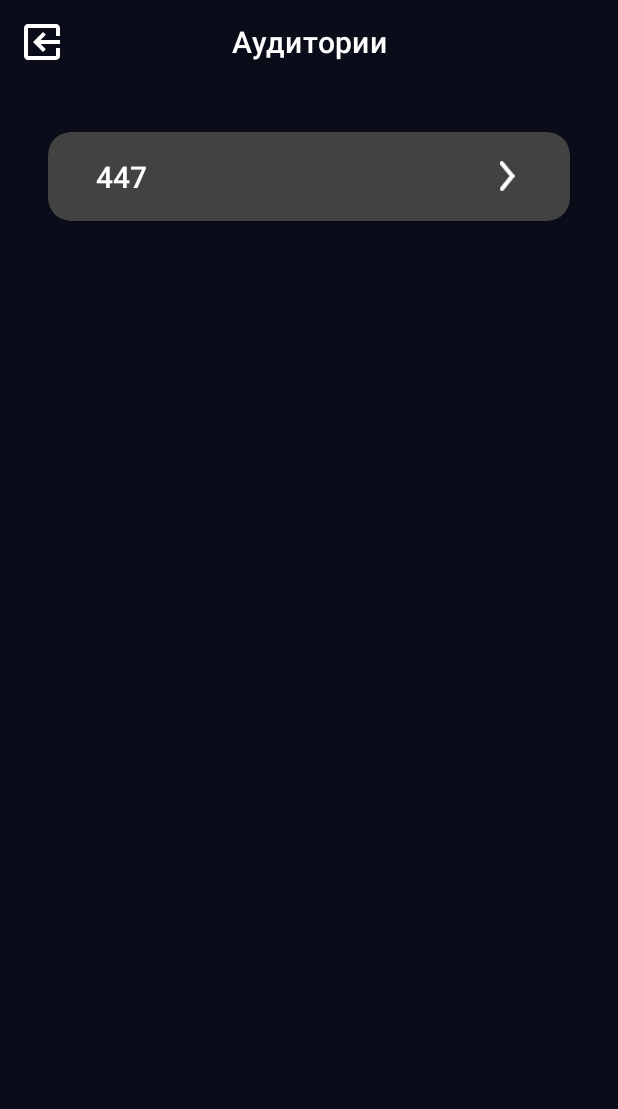
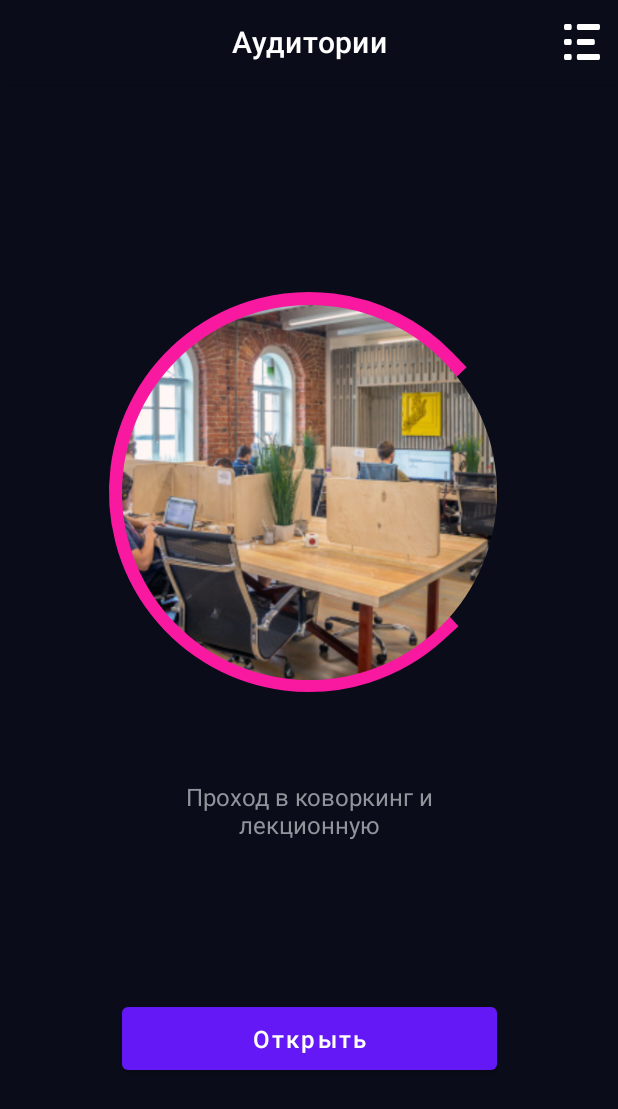
Before and after one commit to infolab-club/itmo-lock-android, an Android app: the screen it shows after launch (MainActivity), after a tap on an icon or button, on a phone screen of 412 x 824 dp. Shown: the top 1109 px of the screen. Run offline under Robolectric (Android 15) with nearby library versions, the phone set to English and light mode, and no system bars; our stand-ins replace CircleImageView.

Commit message:
LockFragment layout is implemented

```diff
--- a/app/build.gradle
+++ b/app/build.gradle
@@ -41,6 +41,7 @@ dependencies {
 
     implementation 'androidx.navigation:navigation-fragment-ktx:2.3.5'
     implementation 'androidx.navigation:navigation-ui-ktx:2.3.5'
+    implementation 'androidx.legacy:legacy-support-v4:1.0.0'
     def koin_version = '2.2.3'
     // Koin core features
     implementation "io.insert-koin:koin-core:$koin_version"
@@ -56,4 +57,7 @@ dependencies {
     testImplementation 'junit:junit:4.+'
     androidTestImplementation 'androidx.test.ext:junit:1.1.3'
     androidTestImplementation 'androidx.test.espresso:espresso-core:3.4.0'
+
+    // Circle image feature
+    implementation 'de.hdodenhof:circleimageview:3.1.0'
 }
--- /dev/null
+++ b/app/src/main/java/club/infolab/itmo_lock/ui/lock/LockFragment.kt
@@ -0,0 +1,24 @@
+package club.infolab.itmo_lock.ui.lock
+
+import android.os.Bundle
+import android.view.LayoutInflater
+import android.view.View
+import android.view.ViewGroup
+import androidx.fragment.app.Fragment
+import club.infolab.itmo_lock.R
+
+class LockFragment : Fragment() {
+    private lateinit var viewModel: LockViewModel
+
+    override fun onCreateView(
+        inflater: LayoutInflater, container: ViewGroup?,
+        savedInstanceState: Bundle?
+    ): View? {
+        return inflater.inflate(R.layout.lock_fragment, container, false)
+    }
+
+    override fun onViewCreated(view: View, savedInstanceState: Bundle?) {
+        super.onViewCreated(view, savedInstanceState)
+    }
+
+}
--- /dev/null
+++ b/app/src/main/java/club/infolab/itmo_lock/ui/lock/LockViewModel.kt
@@ -0,0 +1,7 @@
+package club.infolab.itmo_lock.ui.lock
+
+import androidx.lifecycle.ViewModel
+
+class LockViewModel : ViewModel() {
+    // TODO: Implement the ViewModel
+}
--- a/app/src/main/java/club/infolab/itmo_lock/ui/rooms/RoomsAdapter.kt
+++ b/app/src/main/java/club/infolab/itmo_lock/ui/rooms/RoomsAdapter.kt
@@ -4,6 +4,8 @@ import android.util.Log
 import android.view.LayoutInflater
 import android.view.ViewGroup
 import androidx.databinding.DataBindingUtil
+import androidx.navigation.Navigation
+import androidx.navigation.findNavController
 import androidx.recyclerview.widget.RecyclerView
 import club.infolab.itmo_lock.R
 import club.infolab.itmo_lock.databinding.RoomItemBinding
@@ -26,12 +28,16 @@ class RoomsAdapter() : RecyclerView.Adapter<RoomsAdapter.RoomsViewHolder>() {
         Log.d("BIND", "bind pos $position")
         holder.binding.roomNumber.text = rooms!![position].number
         holder.binding.goToRoom.setOnClickListener {
-            onClickGoToRoom(rooms!![position])
+            onClickGoToRoom(rooms!![position], holder)
+        }
+
+        holder.binding.root.setOnClickListener {
+            onClickGoToRoom(rooms!![position], holder)
         }
     }
 
-    private fun onClickGoToRoom(room: Room) {
-
+    private fun onClickGoToRoom(room: Room, holder: RoomsViewHolder) {
+        holder.binding.root.findNavController().navigate(R.id.action_mainFragment_to_lockFragment)
     }
 
     override fun getItemCount(): Int {
--- a/app/src/main/java/club/infolab/itmo_lock/ui/rooms/RoomsFragment.kt
+++ b/app/src/main/java/club/infolab/itmo_lock/ui/rooms/RoomsFragment.kt
@@ -1,6 +1,7 @@
 package club.infolab.itmo_lock.ui.rooms
 
 import android.os.Bundle
+import android.util.Log
 import androidx.fragment.app.Fragment
 import android.view.LayoutInflater
 import android.view.View
@@ -22,19 +23,20 @@ class RoomsFragment : Fragment() {
                               savedInstanceState: Bundle?): View {
         binding = MainFragmentBinding
             .bind(inflater.inflate(R.layout.main_fragment, container, false))
+        initView()
+        initViewModel()
         return binding.root
     }
 
     override fun onViewCreated(view: View, savedInstanceState: Bundle?) {
         super.onViewCreated(view, savedInstanceState)
-        initViewModel()
-        initView()
     }
 
     private fun initView() {
         roomsRecycler = binding.roomsRecycler
         roomsRecycler.layoutManager = LinearLayoutManager(requireContext())
         roomsAdapter = RoomsAdapter()
+        roomsRecycler.adapter = roomsAdapter
         roomsViewModel.updateData()
     }
 
@@ -49,7 +51,6 @@ class RoomsFragment : Fragment() {
             } else {
                 roomsAdapter.rooms = it
                 roomsViewModel.viewingRooms = it
-                roomsRecycler.adapter = roomsAdapter
             }
         }
     }
--- a/app/src/main/java/club/infolab/itmo_lock/ui/rooms/RoomsViewModel.kt
+++ b/app/src/main/java/club/infolab/itmo_lock/ui/rooms/RoomsViewModel.kt
@@ -1,5 +1,6 @@
 package club.infolab.itmo_lock.ui.rooms
 
+import android.util.Log
 import androidx.lifecycle.MutableLiveData
 import androidx.lifecycle.ViewModel
 import club.infolab.itmo_lock.model.Room
@@ -20,4 +21,9 @@ class RoomsViewModel(val repo: Repository) : ViewModel() {
     fun getRoomsData() : ArrayList<Room> {
         return rooms.value!!
     }
+
+    override fun onCleared() {
+        super.onCleared()
+        Log.d("View model", "On cleared")
+    }
 }
--- /dev/null
+++ b/app/src/main/res/drawable/ic_button_members.xml
@@ -0,0 +1,9 @@
+<vector xmlns:android="http://schemas.android.com/apk/res/android"
+    android:width="24dp"
+    android:height="24dp"
+    android:viewportWidth="70"
+    android:viewportHeight="60">
+  <path
+      android:pathData="M57,25H28C25.24,25 25,27.235 25,30C25,32.765 25.24,35 28,35H57C59.76,35 60,32.765 60,30C60,27.235 59.76,25 57,25ZM67,50H28C25.24,50 25,52.235 25,55C25,57.765 25.24,60 28,60H67C69.76,60 70,57.765 70,55C70,52.235 69.76,50 67,50ZM28,10H67C69.76,10 70,7.765 70,5C70,2.235 69.76,0 67,0H28C25.24,0 25,2.235 25,5C25,7.765 25.24,10 28,10ZM12,25H3C0.24,25 0,27.235 0,30C0,32.765 0.24,35 3,35H12C14.76,35 15,32.765 15,30C15,27.235 14.76,25 12,25ZM12,50H3C0.24,50 0,52.235 0,55C0,57.765 0.24,60 3,60H12C14.76,60 15,57.765 15,55C15,52.235 14.76,50 12,50ZM12,0H3C0.24,0 0,2.235 0,5C0,7.765 0.24,10 3,10H12C14.76,10 15,7.765 15,5C15,2.235 14.76,0 12,0Z"
+      android:fillColor="#ffffff"/>
+</vector>
--- /dev/null
+++ b/app/src/main/res/layout/lock_fragment.xml
@@ -0,0 +1,101 @@
+<?xml version="1.0" encoding="utf-8"?>
+<androidx.coordinatorlayout.widget.CoordinatorLayout xmlns:android="http://schemas.android.com/apk/res/android"
+    xmlns:app="http://schemas.android.com/apk/res-auto"
+    xmlns:tools="http://schemas.android.com/tools"
+    android:id="@+id/main"
+    android:layout_width="match_parent"
+    android:layout_height="match_parent"
+    android:background="@color/dark_back"
+    tools:context=".ui.rooms.RoomsFragment">
+
+    <com.google.android.material.appbar.AppBarLayout
+        android:layout_width="match_parent"
+        android:layout_height="wrap_content">
+
+        <com.google.android.material.appbar.MaterialToolbar
+            android:id="@+id/toolbar"
+            android:layout_width="match_parent"
+            android:layout_height="wrap_content"
+            android:background="?attr/colorPrimary"
+            app:menu="@menu/lock_menu"
+            app:title="@string/rooms"
+            app:titleCentered="true" />
+
+    </com.google.android.material.appbar.AppBarLayout>
+
+    <androidx.core.widget.NestedScrollView
+        android:layout_width="match_parent"
+        android:layout_height="match_parent"
+        android:fillViewport="true"
+        app:layout_behavior="com.google.android.material.appbar.AppBarLayout$ScrollingViewBehavior">
+
+        <androidx.constraintlayout.widget.ConstraintLayout
+            android:layout_width="match_parent"
+            android:layout_height="match_parent">
+
+            <androidx.constraintlayout.widget.ConstraintLayout
+                android:id="@+id/framePictureProgress"
+                android:layout_width="wrap_content"
+                android:layout_height="wrap_content"
+                app:layout_constraintBottom_toBottomOf="parent"
+                app:layout_constraintEnd_toEndOf="parent"
+                app:layout_constraintHorizontal_bias="0.5"
+                app:layout_constraintStart_toStartOf="parent"
+                app:layout_constraintTop_toTopOf="parent"
+                app:layout_constraintVertical_bias="0.25">
+
+
+                <ProgressBar
+                    android:id="@+id/progressCircular"
+                    android:layout_width="@dimen/room_progress_size"
+                    android:layout_height="@dimen/room_progress_size"
+                    android:indeterminate="true"
+                    app:layout_constraintBottom_toBottomOf="parent"
+                    app:layout_constraintEnd_toEndOf="parent"
+                    app:layout_constraintStart_toStartOf="parent"
+                    app:layout_constraintTop_toTopOf="parent"
+                    android:progressDrawable="@color/pink"/>
+
+                <de.hdodenhof.circleimageview.CircleImageView
+                    android:id="@+id/roomPicture"
+                    android:layout_width="@dimen/room_image_size"
+                    android:layout_height="@dimen/room_image_size"
+                    android:src="@drawable/cowork_plug"
+                    app:layout_constraintBottom_toBottomOf="@+id/progressCircular"
+                    app:layout_constraintEnd_toEndOf="parent"
+                    app:layout_constraintStart_toStartOf="parent"
+                    app:layout_constraintTop_toTopOf="parent" />
+
+            </androidx.constraintlayout.widget.ConstraintLayout>
+
+
+
+            <TextView
+                android:id="@+id/roomDescription"
+                android:layout_marginTop="@dimen/padding_des"
+                style="@style/RoomDescription"
+                android:layout_width="@dimen/room_image_size"
+                android:layout_height="wrap_content"
+                android:gravity="center"
+                android:text="@string/room_description_sample"
+                app:layout_constraintEnd_toEndOf="parent"
+                app:layout_constraintStart_toStartOf="parent"
+                app:layout_constraintTop_toBottomOf="@+id/framePictureProgress" />
+
+            <Button
+                android:id="@+id/button"
+                style="@style/Button"
+                android:layout_width="@dimen/room_image_size"
+                android:layout_height="wrap_content"
+                android:text="@string/open"
+                app:layout_constraintBottom_toBottomOf="parent"
+                app:layout_constraintEnd_toEndOf="parent"
+                app:layout_constraintStart_toStartOf="parent"
+                app:layout_constraintTop_toBottomOf="@+id/roomDescription" />
+
+        </androidx.constraintlayout.widget.ConstraintLayout>
+
+
+    </androidx.core.widget.NestedScrollView>
+
+</androidx.coordinatorlayout.widget.CoordinatorLayout>
--- a/app/src/main/res/layout/room_item.xml
+++ b/app/src/main/res/layout/room_item.xml
@@ -6,6 +6,9 @@
         android:layout_width="match_parent"
         android:layout_height="wrap_content"
         android:background="@color/dark_view"
+        android:clickable="true"
+        android:focusable="true"
+        android:foreground="?android:attr/selectableItemBackground"
         app:cardCornerRadius="@dimen/card_view_radius">
 
         <LinearLayout
--- /dev/null
+++ b/app/src/main/res/menu/lock_menu.xml
@@ -0,0 +1,10 @@
+<?xml version="1.0" encoding="utf-8"?>
+<menu xmlns:android="http://schemas.android.com/apk/res/android"
+    xmlns:app="http://schemas.android.com/apk/res-auto">
+    <item
+        android:id="@+id/itemEdit"
+        android:enabled="true"
+        android:icon="@drawable/ic_button_members"
+        android:title="@string/members"
+        app:showAsAction="ifRoom"/>
+</menu>
--- a/app/src/main/res/navigation/routes.xml
+++ b/app/src/main/res/navigation/routes.xml
@@ -8,5 +8,17 @@
         android:id="@+id/mainFragment"
         android:name="club.infolab.itmo_lock.ui.rooms.RoomsFragment"
         android:label="main_fragment"
-        tools:layout="@layout/main_fragment" />
+        tools:layout="@layout/main_fragment" >
+        <action
+            android:id="@+id/action_mainFragment_to_lockFragment"
+            app:destination="@id/lockFragment" />
+    </fragment>
+    <fragment
+        android:id="@+id/lockFragment"
+        android:name="club.infolab.itmo_lock.ui.lock.LockFragment"
+        android:label="LockFragment" >
+        <action
+            android:id="@+id/action_lockFragment_to_mainFragment"
+            app:destination="@id/mainFragment" />
+    </fragment>
 </navigation>
--- a/app/src/main/res/values/dimens.xml
+++ b/app/src/main/res/values/dimens.xml
@@ -4,6 +4,12 @@
     <dimen name="ic_arrow_size">20dp</dimen>
     <dimen name="padding_card_view">16dp</dimen>
     <dimen name="padding_card_view_sides">32dp</dimen>
+    <dimen name="padding_button">10dp</dimen>
     <dimen name="text_size_card">20sp</dimen>
     <dimen name="margin_on_screen">32dp</dimen>
+    <dimen name="room_image_size">250dp</dimen>
+    <dimen name="room_progress_size">320dp</dimen>
+    <dimen name="room_des_size">16sp</dimen>
+    <dimen name="button_text_size">16sp</dimen>
+    <dimen name="padding_des">32dp</dimen>
 </resources>
--- a/app/src/main/res/values/strings.xml
+++ b/app/src/main/res/values/strings.xml
@@ -1,4 +1,7 @@
 <resources>
     <string name="app_name">ITMO.Lock</string>
     <string name="rooms">Аудитории</string>
+    <string name="members">Участники</string>
+    <string name="room_description_sample">Проход в коворкинг и лекционную</string>
+    <string name="open">Открыть</string>
 </resources>
--- a/app/src/main/res/values/styles.xml
+++ b/app/src/main/res/values/styles.xml
@@ -6,4 +6,20 @@
         <item name="android:textColor">@color/white</item>
     </style>
 
+    <style name="RoomDescription">
+        <item name="android:gravity">center</item>
+        <item name="android:textColor">@color/grey</item>
+        <item name="android:textSize">@dimen/room_des_size</item>
+    </style>
+
+    <style name="Button">
+        <item name="backgroundTint">@color/sharp_blue</item>
+        <item name="textAllCaps">false</item>
+        <item name="android:textColor">@color/white</item>
+        <item name="android:textSize">@dimen/button_text_size</item>
+        <item name="fontFamily">sans-serif-medium</item>
+        <item name="android:paddingTop">@dimen/padding_button</item>
+        <item name="android:paddingBottom">@dimen/padding_button</item>
+    </style>
+
 </resources>
--- a/app/src/main/res/values/themes.xml
+++ b/app/src/main/res/values/themes.xml
@@ -6,8 +6,8 @@
         <item name="colorPrimaryVariant">@color/dark_back</item>
         <item name="colorOnPrimary">@color/white</item>
         <!-- Secondary brand color. -->
-        <item name="colorSecondary">@color/sharp_blue</item>
-        <item name="colorSecondaryVariant">@color/pink</item>
+        <item name="colorSecondary">@color/pink</item>
+        <item name="colorSecondaryVariant">@color/sharp_blue</item>
         <item name="colorOnSecondary">@color/white</item>
         <!-- Status bar color. -->
         <item name="android:statusBarColor" tools:targetApi="l">?attr/colorPrimaryVariant</item>
```
Also changed, not shown: app/src/main/res/drawable/cowork_plug.jpg (added).
